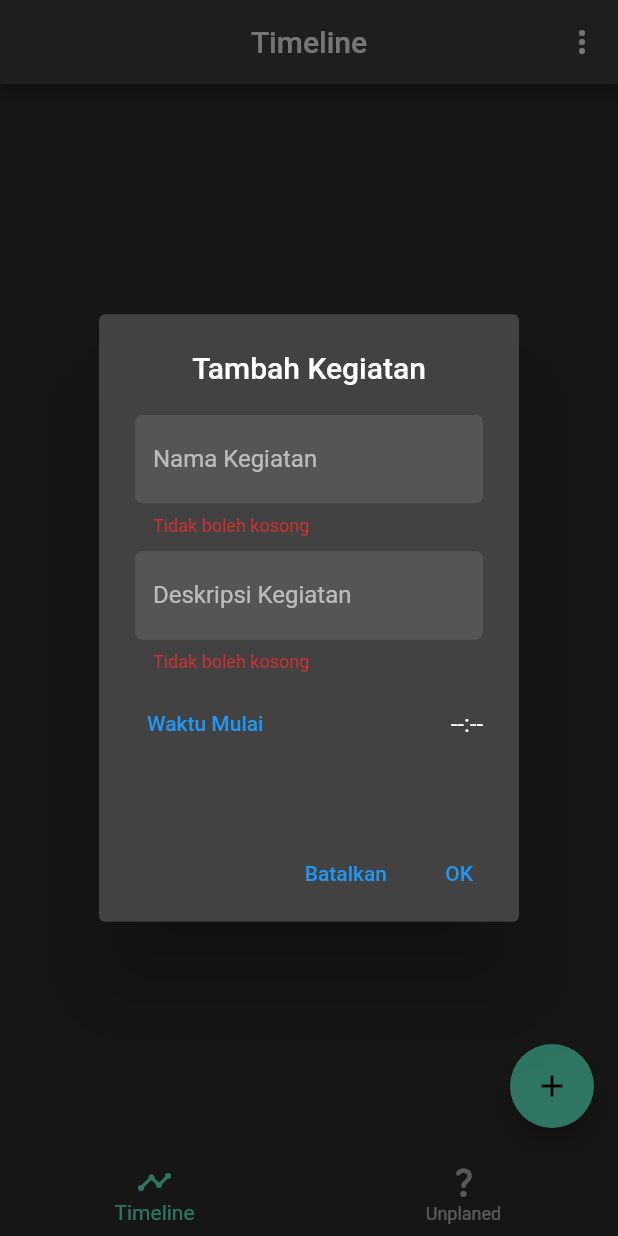
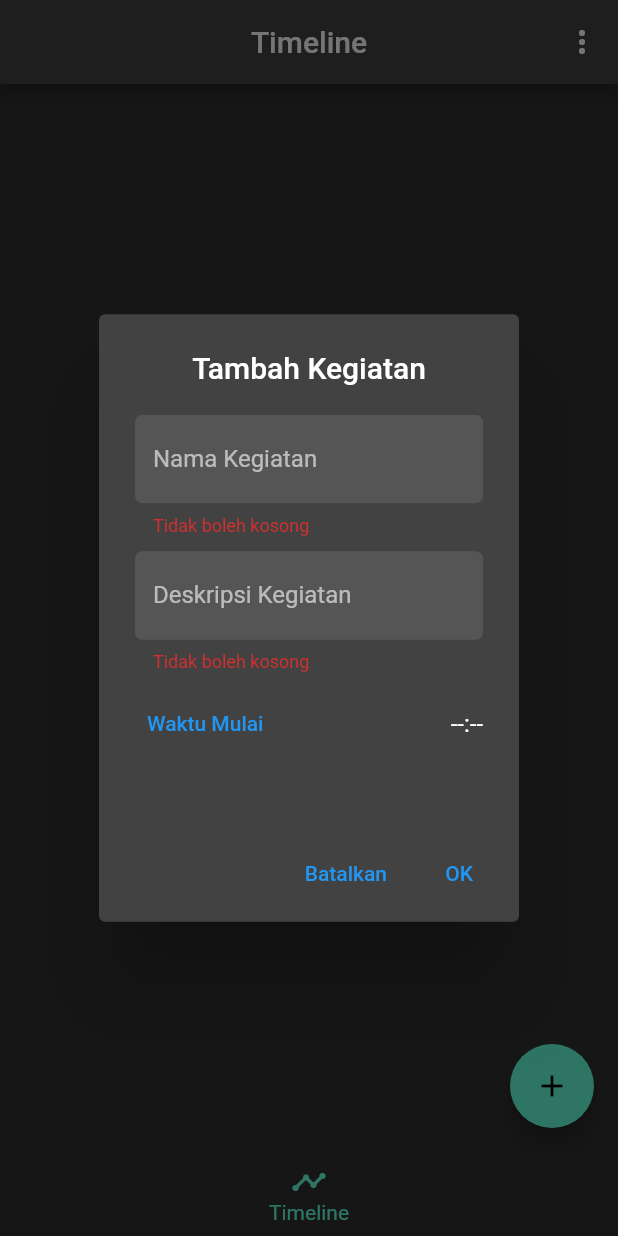
Before and after one commit to nurulazizah0903/list_jadwal, a Flutter app: the screen it shows after launch, after a tap on the "add" icon, on a phone screen of 412 x 824 dp. Run offline on Flutter 3.47's test engine with Material 2 defaults, Android fonts, the phone set to English and light mode, and no system bars; our stand-ins replace hive, hive_flutter, timelines; accounts and stored records are empty.

Commit message:
First Up

```diff
--- a/lib/main.dart
+++ b/lib/main.dart
@@ -41,7 +41,7 @@ class MyApp extends StatelessWidget {
   Widget build(BuildContext context) {
     return MaterialApp(
       debugShowCheckedModeBanner: false,
-      title: "Jadwalku",
+      title: "List My Schedule",
       home: const MainMenuScreen(),
       theme: ThemeData(
         brightness: Brightness.light,
@@ -49,7 +49,7 @@ class MyApp extends StatelessWidget {
       ),
       darkTheme: ThemeData(
         brightness: Brightness.dark,
-        primaryColor: const Color(0xFFB83B5E),
+        primaryColor: Color.fromARGB(255, 239, 7, 3),
         // primaryColor: Colors.amber,
         /* dark theme settings */
       ),
--- a/lib/screens/main_menu_screen.dart
+++ b/lib/screens/main_menu_screen.dart
@@ -21,7 +21,6 @@ class _MainMenuScreenState extends State<MainMenuScreen> {
 
   final List<Widget> _screens = const [
     TimelineScreen(),
-    UnplanedScreen(),
   ];
 
   @override
@@ -35,10 +34,6 @@ class _MainMenuScreenState extends State<MainMenuScreen> {
             icon: Icon(Icons.timeline),
             label: "Timeline",
           ),
-          BottomNavigationBarItem(
-            icon: Icon(Icons.question_mark_rounded),
-            label: "Unplaned",
-          ),
         ],
         currentIndex: _selectedNavbar,
         showUnselectedLabels: true,
```
Also changed, not shown: pubspec.lock.
